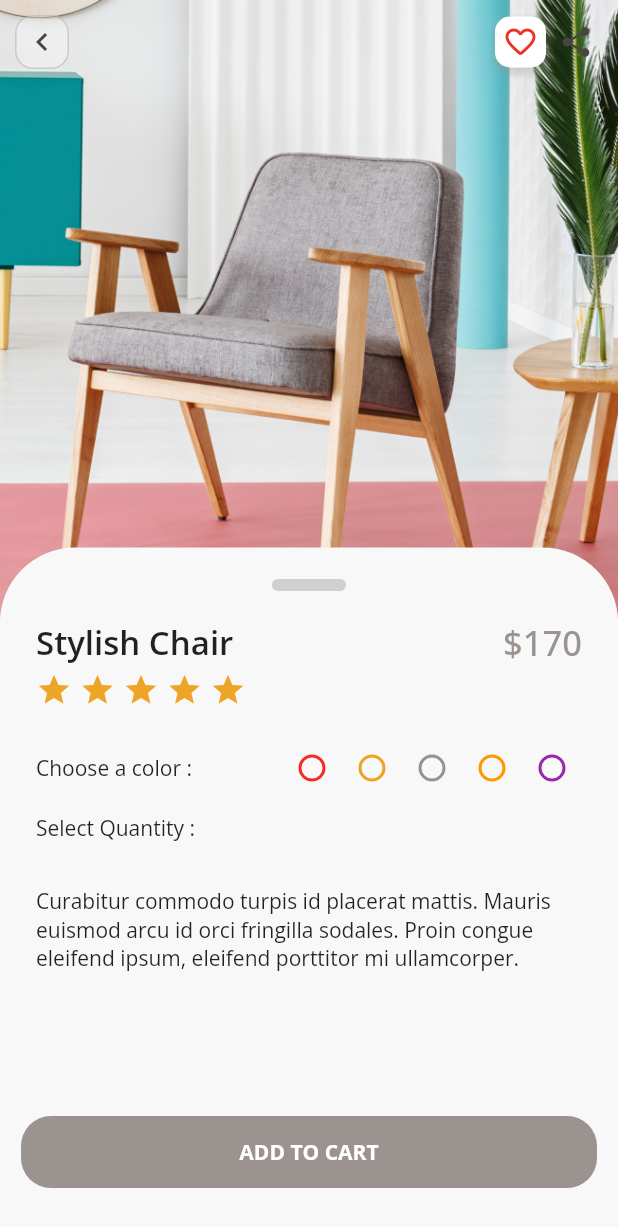
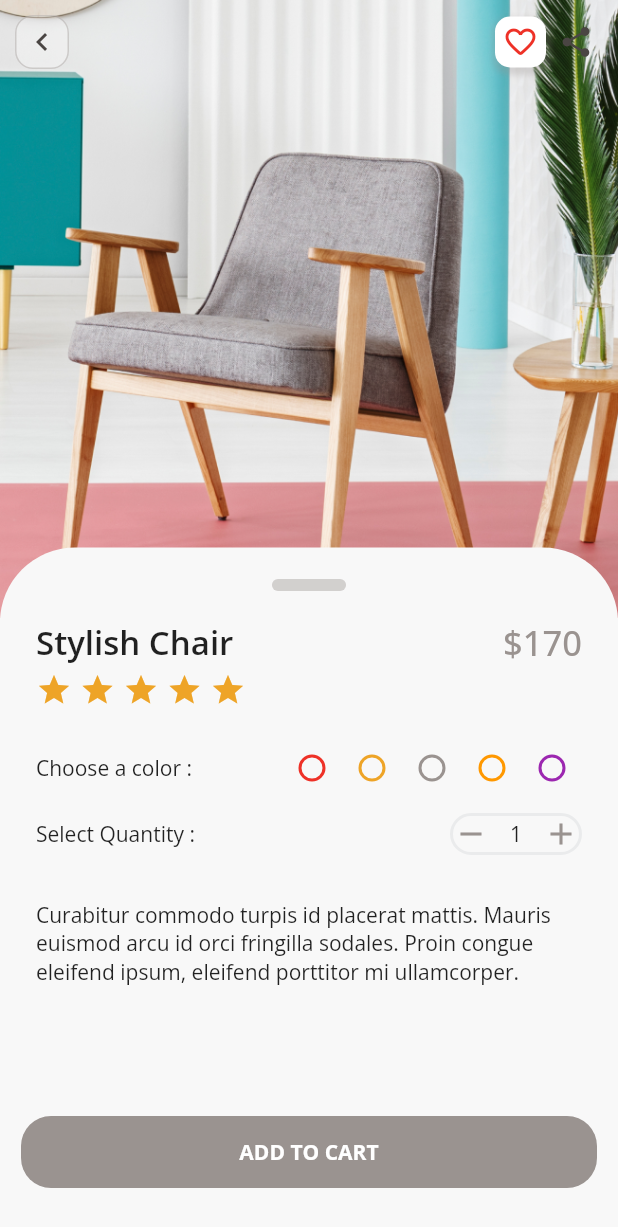
Before and after one commit to ahmadfatihin/Flutter-Furniture-Shop, a Flutter app: the screen it shows after launch, after a tap on "Stylish Chair", on a phone screen of 412 x 824 dp. Shown: the top 1227 px of the screen. Run offline on Flutter 3.47's test engine with Material 2 defaults, Android fonts, the phone set to English and light mode, and no system bars; our stand-ins replace auto_route, flutter_riverpod, get_storage, google_fonts, riverpod.

Commit message:
feat: Increment and decrement with Riverpod
add quantity component and quantity provider

```diff
--- a/lib/const/colors.dart
+++ b/lib/const/colors.dart
@@ -4,5 +4,6 @@ Color whiteBackground = const Color(0xFFF8F8F8);
 Color white = const Color(0xFFFFFFFF);
 Color black = const Color(0xFF4A4543);
 Color grey = const Color(0xFF9A9390);
+Color lightGrey = const Color(0xFFE7E7E7);
 Color red = const Color(0xFFEE3127);
 Color yellow = const Color(0xFFEEA427);
--- /dev/null
+++ b/lib/module/detail/providers/quantity_provider.dart
@@ -0,0 +1,16 @@
+import 'package:flutter_riverpod/flutter_riverpod.dart';
+
+final quantityProvider =
+    StateNotifierProvider<QuantityNotifier, int>((ref) => QuantityNotifier());
+
+class QuantityNotifier extends StateNotifier<int> {
+  QuantityNotifier() : super(1);
+
+  void increment() => state += 1;
+
+  void decrement() {
+    if (state > 0) {
+      state -= 1;
+    }
+  }
+}
--- a/lib/module/detail/screens/components/detail_flexible_space.dart
+++ b/lib/module/detail/screens/components/detail_flexible_space.dart
@@ -2,7 +2,7 @@ import 'package:flutter/material.dart';
 import 'package:flutter_riverpod/flutter_riverpod.dart';
 
 import 'package:furniture_shop/const/colors.dart';
-import 'package:furniture_shop/module/detail/providers/color_providers.dart';
+import 'package:furniture_shop/module/detail/providers/color_provider.dart';
 import 'package:get_storage/get_storage.dart';
 
 import '../../../../gen/assets.gen.dart';
--- a/lib/module/detail/screens/components/select_color_component.dart
+++ b/lib/module/detail/screens/components/select_color_component.dart
@@ -1,10 +1,8 @@
 import 'package:flutter/material.dart';
-import 'package:flutter/src/widgets/framework.dart';
-import 'package:flutter/src/widgets/placeholder.dart';
 import 'package:flutter_riverpod/flutter_riverpod.dart';
 import 'package:furniture_shop/const/colors.dart';
 import 'package:furniture_shop/module/detail/enum/color_enum.dart';
-import 'package:furniture_shop/module/detail/providers/color_providers.dart';
+import 'package:furniture_shop/module/detail/providers/color_provider.dart';
 import 'package:get_storage/get_storage.dart';
 
 class SelectColor extends ConsumerStatefulWidget {
@@ -23,7 +21,7 @@ class _SelectColorState extends ConsumerState<SelectColor> {
     return Row(
       mainAxisAlignment: MainAxisAlignment.spaceBetween,
       children: [
-        Text("Choose a color :"),
+        const Text("Choose a color :"),
         Row(
           children: [
             Radio(
@@ -35,7 +33,6 @@ class _SelectColorState extends ConsumerState<SelectColor> {
                   setState(() {
                     _color = value;
                     box.write('color', value.toString());
-                    print(box.read('color'));
                   });
                 }),
             Radio(
@@ -79,7 +76,6 @@ class _SelectColorState extends ConsumerState<SelectColor> {
                   setState(() {
                     _color = value;
                     box.write('color', value.toString());
-                    print(box.read('color'));
                   });
                 }),
           ],
--- /dev/null
+++ b/lib/module/detail/screens/components/select_quantity_component.dart
@@ -0,0 +1,58 @@
+import 'package:flutter/material.dart';
+import 'package:flutter/src/widgets/framework.dart';
+import 'package:flutter/src/widgets/placeholder.dart';
+import 'package:flutter_riverpod/flutter_riverpod.dart';
+import 'package:furniture_shop/const/colors.dart';
+import 'package:furniture_shop/module/detail/providers/quantity_provider.dart';
+
+class SelectQuantity extends ConsumerWidget {
+  const SelectQuantity({super.key});
+
+  @override
+  Widget build(BuildContext context, WidgetRef ref) {
+    final quantity = ref.read(quantityProvider.notifier);
+    final number = ref.watch(quantityProvider);
+
+    return Row(
+      mainAxisAlignment: MainAxisAlignment.spaceBetween,
+      children: [
+        Text("Select Quantity :"),
+        Container(
+          decoration: BoxDecoration(
+            border: Border.all(
+              color: const Color(0xFFEAEBEC),
+              width: 2,
+            ),
+            borderRadius: BorderRadius.circular(18),
+          ),
+          child: Row(
+            children: [
+              InkWell(
+                  splashColor: grey,
+                  onTap: () {
+                    quantity.decrement();
+                  },
+                  child: Icon(
+                    Icons.remove,
+                    color: grey,
+                  )),
+              Padding(
+                padding: const EdgeInsets.symmetric(horizontal: 14.0),
+                child: Text('$number'),
+              ),
+              InkWell(
+                  splashColor: grey,
+                  onTap: () {
+                    quantity.increment();
+                  },
+                  child: Icon(
+                    Icons.add,
+                    color: grey,
+                  ))
+            ],
+          ),
+        )
+      ],
+    );
+  }
+}
--- a/lib/module/detail/screens/sections/detail_content.dart
+++ b/lib/module/detail/screens/sections/detail_content.dart
@@ -1,12 +1,10 @@
 // ignore_for_file: public_member_api_docs, sort_constructors_first
 import 'package:flutter/material.dart';
-import 'package:flutter/src/widgets/framework.dart';
-import 'package:flutter/src/widgets/placeholder.dart';
 
 import 'package:furniture_shop/const/colors.dart';
 import 'package:furniture_shop/const/text.dart';
-import 'package:furniture_shop/gen/assets.gen.dart';
 import 'package:furniture_shop/module/detail/screens/components/select_color_component.dart';
+import 'package:furniture_shop/module/detail/screens/components/select_quantity_component.dart';
 
 import '../../../../const/size.dart';
 
@@ -76,14 +74,12 @@ class DetailContent extends StatelessWidget {
           Padding(
               padding: padding,
               child: Column(
-                children: [
+                children: const [
                   SelectColor(),
                   SizedBox(
                     height: 10,
                   ),
-                  Row(
-                    children: [Text("Select Quantity :")],
-                  )
+                  SelectQuantity()
                 ],
               )),
           SizedBox(
--- a/lib/module/home/screens/sections/home_recommended.dart
+++ b/lib/module/home/screens/sections/home_recommended.dart
@@ -16,7 +16,7 @@ class HomeRecommended extends StatelessWidget {
     final List<Map<String, dynamic>> homeCardData = [
       {
         "imagePath": Assets.images.sofaYellow.path,
-        "title": "Cozy Sofa",
+        "title": "Ini Sofa",
         "price": "\$270",
         "rating": 3.6,
       },
```
Also changed, not shown: lib/module/detail/providers/color_provider.dart (renamed from lib/module/detail/providers/color_providers.dart).
